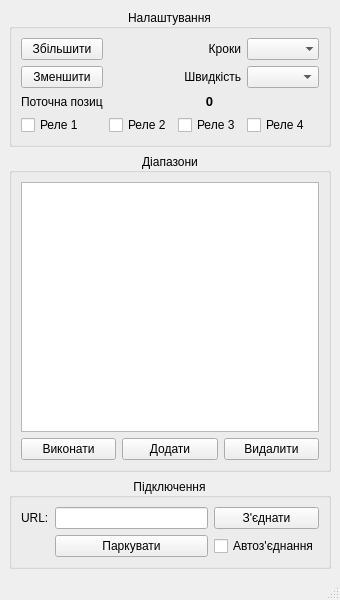
Qt form ui.ui (neurotoxin78/MagLoop_Controller) before a commit.
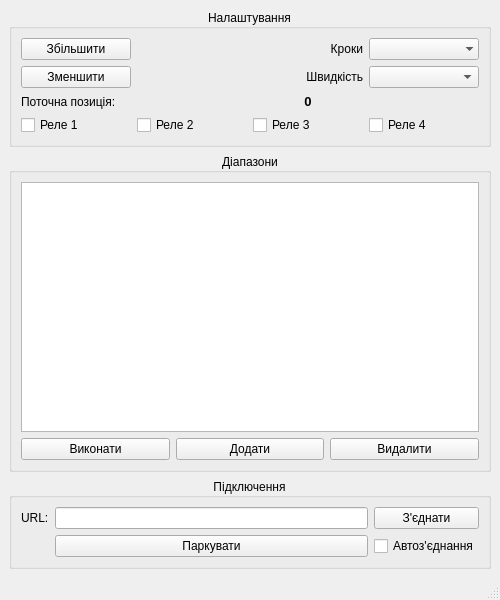
The same form after that commit.

```diff
--- a/ui.ui
+++ b/ui.ui
@@ -6,19 +6,19 @@
    <rect>
     <x>0</x>
     <y>0</y>
-    <width>340</width>
+    <width>500</width>
     <height>600</height>
    </rect>
   </property>
   <property name="minimumSize">
    <size>
-    <width>340</width>
+    <width>500</width>
     <height>600</height>
    </size>
   </property>
   <property name="maximumSize">
    <size>
-    <width>340</width>
+    <width>500</width>
     <height>600</height>
    </size>
   </property>
```
